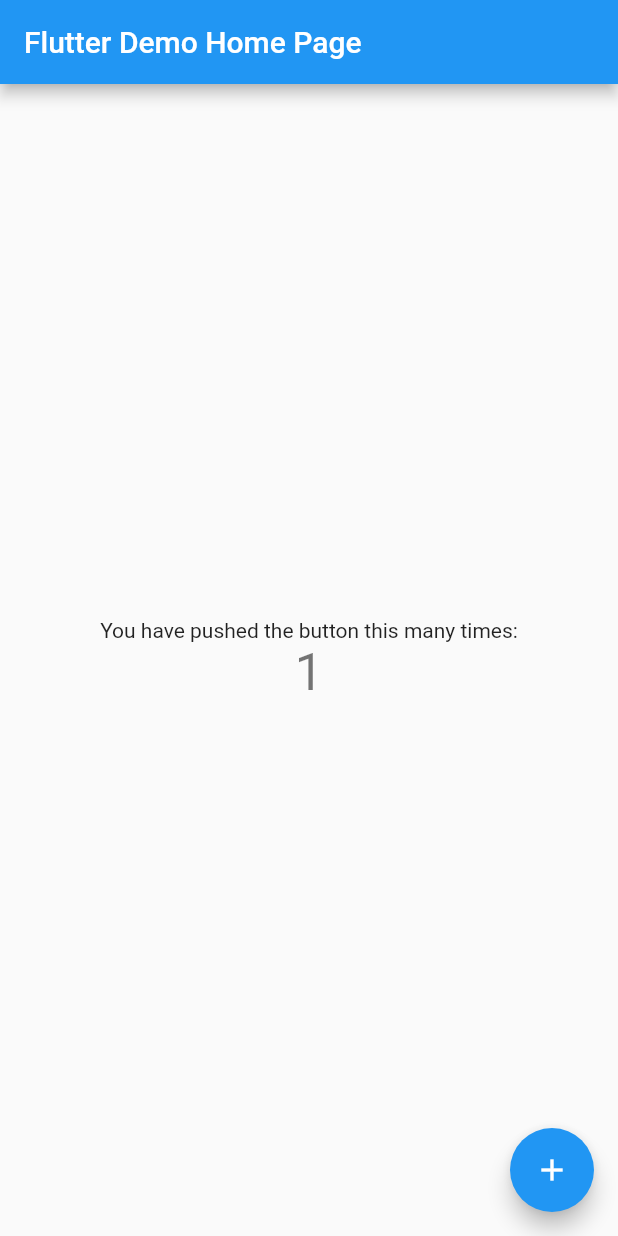
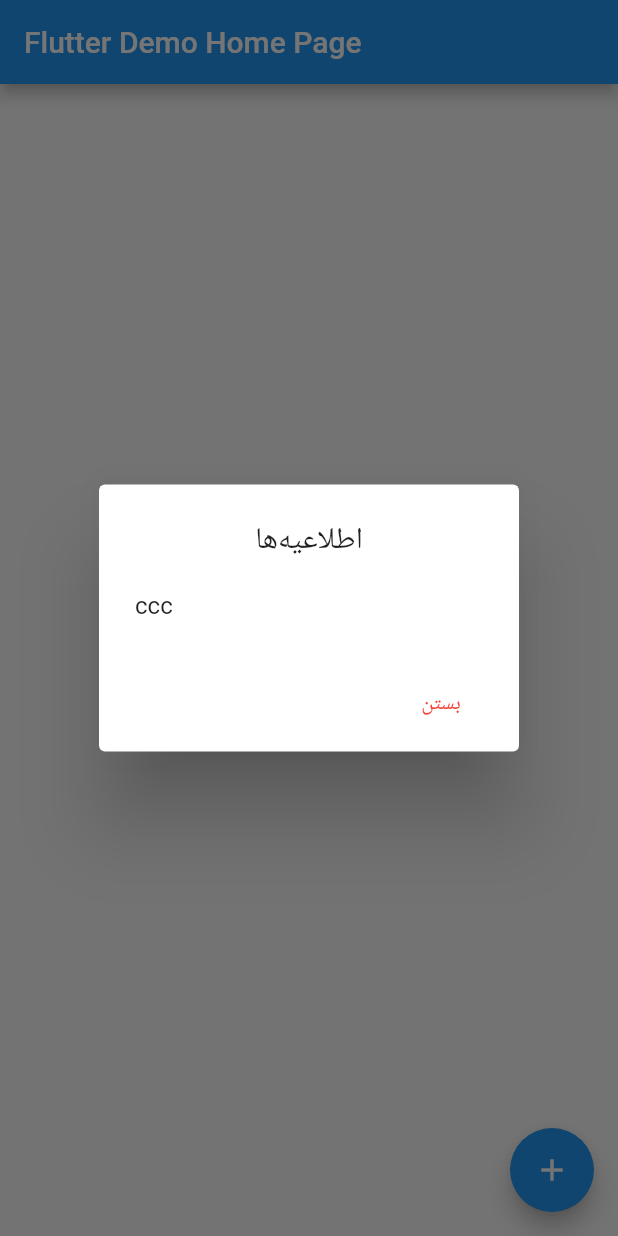
Before and after one commit to mrahimygk/omega-challenge, a Flutter app: the screen it shows after launch, after a tap on the "add" icon, on a phone screen of 412 x 824 dp. Run offline on Flutter 3.47's test engine with Material 2 defaults, Android fonts, the phone set to English and light mode, and no system bars.

```diff
--- a/lib/main.dart
+++ b/lib/main.dart
@@ -8,7 +8,6 @@ class MyApp extends StatelessWidget {
     return MaterialApp(
       title: 'Flutter Demo',
       theme: ThemeData(
-        //
         primarySwatch: Colors.blue,
       ),
       home: MyHomePage(title: 'Flutter Demo Home Page'),
@@ -36,7 +35,6 @@ class _MyHomePageState extends State<MyHomePage> {
 
   @override
   Widget build(BuildContext context) {
-    //
     return Scaffold(
       appBar: AppBar(
         title: Text(widget.title),
@@ -48,7 +46,7 @@ class _MyHomePageState extends State<MyHomePage> {
           mainAxisAlignment: MainAxisAlignment.center,
           children: <Widget>[
             Text(
-              'You have pushed the button this many times:',
+              'You have :',
             ),
             Text(
               '$_counter',
@@ -58,7 +56,25 @@ class _MyHomePageState extends State<MyHomePage> {
         ),
       ),
       floatingActionButton: FloatingActionButton(
-        onPressed: _incrementCounter,
+        onPressed: () {
+          showDialog(
+            context: context,
+            builder: (context) => StatefulBuilder(
+              builder: (context, setState) => AlertDialog(
+                title: Text('اطلاعیه‌ها', textAlign: TextAlign.center,),
+                actions: <Widget>[
+                  FlatButton(
+                    child: Text('بستن', style: TextStyle(color: Colors.red),),
+                    onPressed: () {
+                      Navigator.of(context).pop();
+                    },
+                  )
+                ],
+                content: Text('ccc'),
+              ),
+            ),
+          );
+        },
         tooltip: 'Increment',
         child: Icon(Icons.add),
       ),
```
